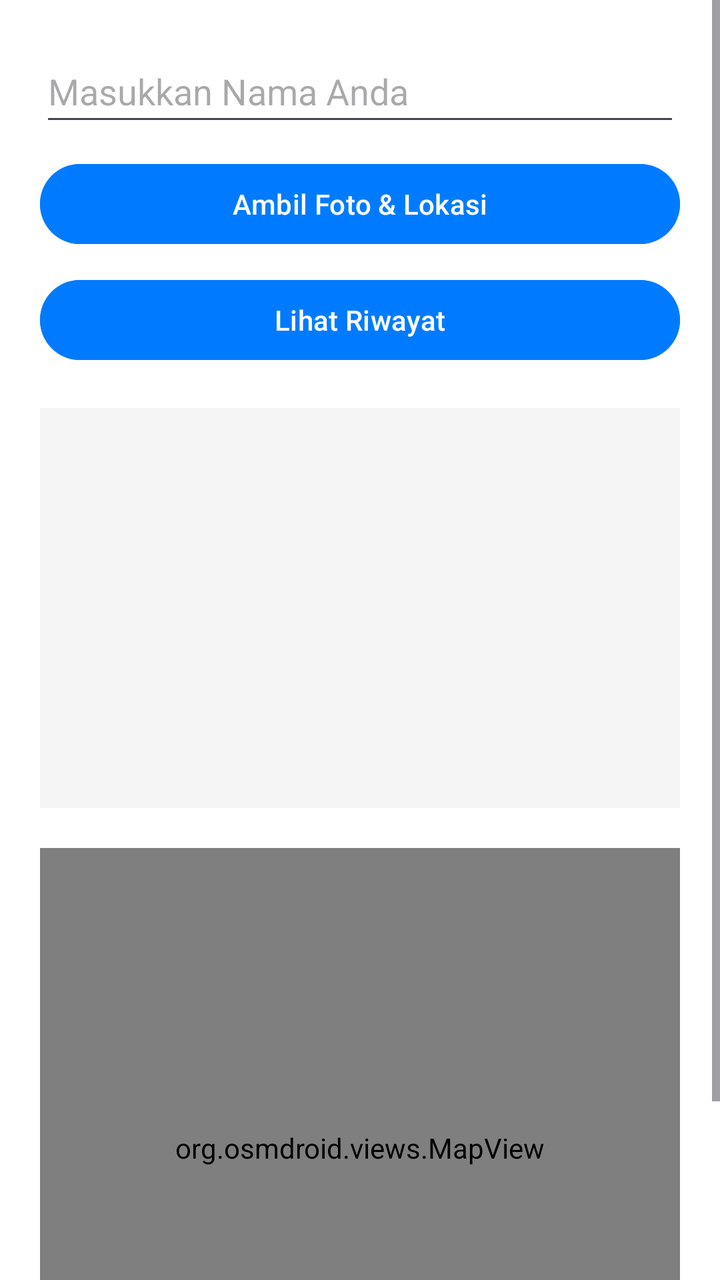
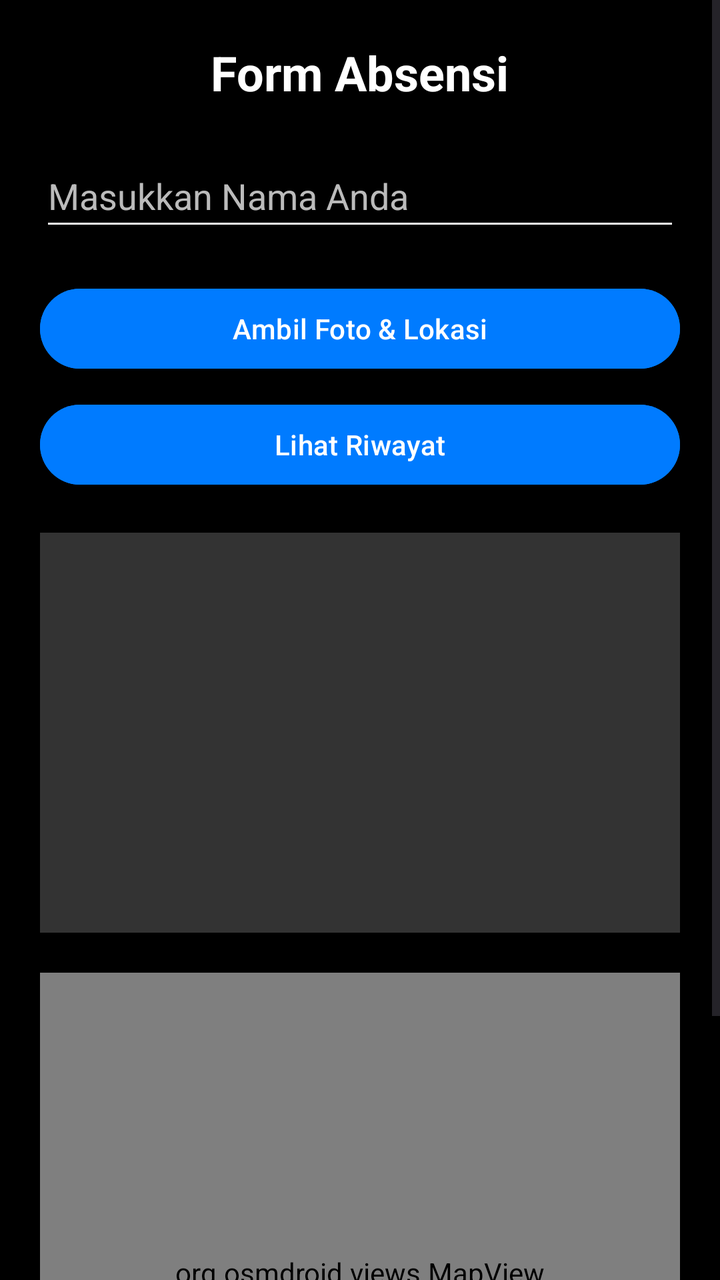

An Android layout rendered at two revisions. The XML below is the earlier revision; the diff shows what the commit changed to produce the second picture.
<!-- AndroidManifest.xml: application theme Theme.Moreno240040017BA244 -->
<!-- res/layout/activity_main.xml -->
<?xml version="1.0" encoding="utf-8"?>
<ScrollView xmlns:android="http://schemas.android.com/apk/res/android"
    android:layout_width="match_parent"
    android:layout_height="match_parent"
    android:fillViewport="true">

    <LinearLayout
        android:id="@+id/main"
        android:layout_width="match_parent"
        android:layout_height="wrap_content"
        android:orientation="vertical"
        android:padding="20dp"
        android:gravity="center_horizontal"
        android:background="@color/white">

        <EditText
            android:id="@+id/inputNama"
            android:layout_width="match_parent"
            android:layout_height="wrap_content"
            android:hint="@string/hint_nama"
            android:inputType="textPersonName"
            android:minHeight="48dp" />

        <Button
            android:id="@+id/btnKamera"
            android:layout_width="match_parent"
            android:layout_height="wrap_content"
            android:layout_marginTop="10dp"
            android:backgroundTint="@color/primary_blue"
            android:text="Ambil Foto &amp; Lokasi"
            android:textColor="@color/white" />

        <Button
            android:id="@+id/btnLihatData"
            android:layout_width="match_parent"
            android:layout_height="wrap_content"
            android:layout_marginTop="10dp"
            android:backgroundTint="@color/primary_blue"
            android:text="Lihat Riwayat"
            android:textColor="@color/white" />

        <ImageView
            android:id="@+id/ivFoto"
            android:layout_width="match_parent"
            android:layout_height="200dp"
            android:layout_marginTop="20dp"
            android:scaleType="centerCrop"
            android:background="@color/gray_light"
            android:contentDescription="Foto Preview" />

        <org.osmdroid.views.MapView
            android:id="@+id/mapView"
            android:layout_width="match_parent"
            android:layout_height="300dp"
            android:layout_marginTop="20dp" />

    </LinearLayout>
</ScrollView>
<!-- resources referenced by this layout -->
<resources>
  <color name="gray_light">#F5F5F5</color>
  <color name="primary_blue">#007BFF</color>
  <color name="white">#FFFFFFFF</color>
  <string name="hint_nama">Masukkan Nama Anda</string>
  <style name="Theme.Moreno240040017BA244" parent="Base.Theme.Moreno240040017BA244" />
  <style name="Base.Theme.Moreno240040017BA244" parent="Theme.Material3.DayNight.NoActionBar">
          
          
      </style>
</resources>

<!-- the commit's change to res/layout/activity_main.xml (unified diff, before → after) -->
@@ -2,7 +2,8 @@
 <ScrollView xmlns:android="http://schemas.android.com/apk/res/android"
     android:layout_width="match_parent"
     android:layout_height="match_parent"
-    android:fillViewport="true">
+    android:fillViewport="true"
+    android:background="@color/black">
 
     <LinearLayout
         android:id="@+id/main"
@@ -10,14 +11,25 @@
         android:layout_height="wrap_content"
         android:orientation="vertical"
         android:padding="20dp"
-        android:gravity="center_horizontal"
-        android:background="@color/white">
+        android:gravity="center_horizontal">
+
+        <TextView
+            android:layout_width="wrap_content"
+            android:layout_height="wrap_content"
+            android:text="Form Absensi"
+            android:textColor="@color/white"
+            android:textSize="24sp"
+            android:textStyle="bold"
+            android:layout_marginBottom="20dp" />
 
         <EditText
             android:id="@+id/inputNama"
             android:layout_width="match_parent"
             android:layout_height="wrap_content"
             android:hint="@string/hint_nama"
+            android:textColorHint="#BBBBBB"
+            android:textColor="@color/white"
+            android:backgroundTint="@color/white"
             android:inputType="textPersonName"
             android:minHeight="48dp" />
 
@@ -25,7 +37,7 @@
             android:id="@+id/btnKamera"
             android:layout_width="match_parent"
             android:layout_height="wrap_content"
-            android:layout_marginTop="10dp"
+            android:layout_marginTop="20dp"
             android:backgroundTint="@color/primary_blue"
             android:text="Ambil Foto &amp; Lokasi"
             android:textColor="@color/white" />
@@ -45,7 +57,7 @@
             android:layout_height="200dp"
             android:layout_marginTop="20dp"
             android:scaleType="centerCrop"
-            android:background="@color/gray_light"
+            android:background="#333333"
             android:contentDescription="Foto Preview" />
 
         <org.osmdroid.views.MapView
<!-- resource entries referenced after the edit -->
@@ -1,13 +1,15 @@
 <!-- resources referenced by this layout -->
 <resources>
-  <color name="gray_light">#F5F5F5</color>
+  <color name="black">#FF000000</color>
   <color name="primary_blue">#007BFF</color>
   <color name="white">#FFFFFFFF</color>
   <string name="hint_nama">Masukkan Nama Anda</string>
   <style name="Theme.Moreno240040017BA244" parent="Base.Theme.Moreno240040017BA244" />
   <style name="Base.Theme.Moreno240040017BA244" parent="Theme.Material3.DayNight.NoActionBar">
           
-          
+          <item name="android:windowBackground">@color/black</item>
+          <item name="android:statusBarColor">@color/black</item>
+          <item name="android:navigationBarColor">@color/black</item>
       </style>
 </resources>
 
